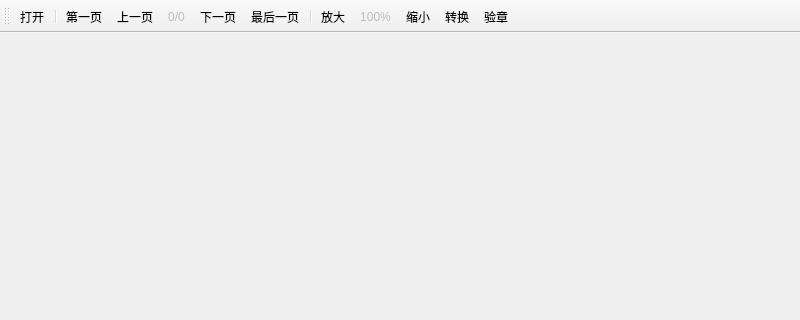
First picture: the form in mainwindow.ui, repository Chingliu/XilouReader, before the edit; both pictures show x 0 to 800 and y 0 to 320 of the 800 by 600 pixel window.
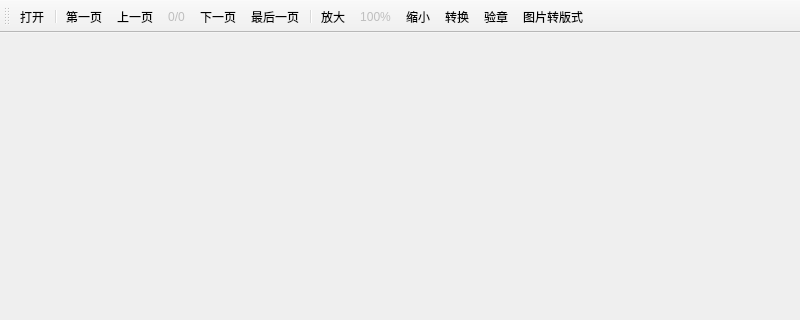
Second picture: the form after the edit. Custom widgets are drawn as their Qt base class.

Diff of the .ui file:
```diff
--- a/mainwindow.ui
+++ b/mainwindow.ui
@@ -88,6 +88,7 @@
    <addaction name="actionzoomin"/>
    <addaction name="actionToPDF"/>
    <addaction name="actionverify"/>
+   <addaction name="actionImg2PDF"/>
   </widget>
   <action name="actionopen">
    <property name="text">
@@ -156,6 +157,14 @@
     <string>签章验证</string>
    </property>
   </action>
+  <action name="actionImg2PDF">
+   <property name="text">
+    <string>图片转版式</string>
+   </property>
+   <property name="toolTip">
+    <string>png2pdf,png2ofd</string>
+   </property>
+  </action>
  </widget>
  <customwidgets>
   <customwidget>
```
